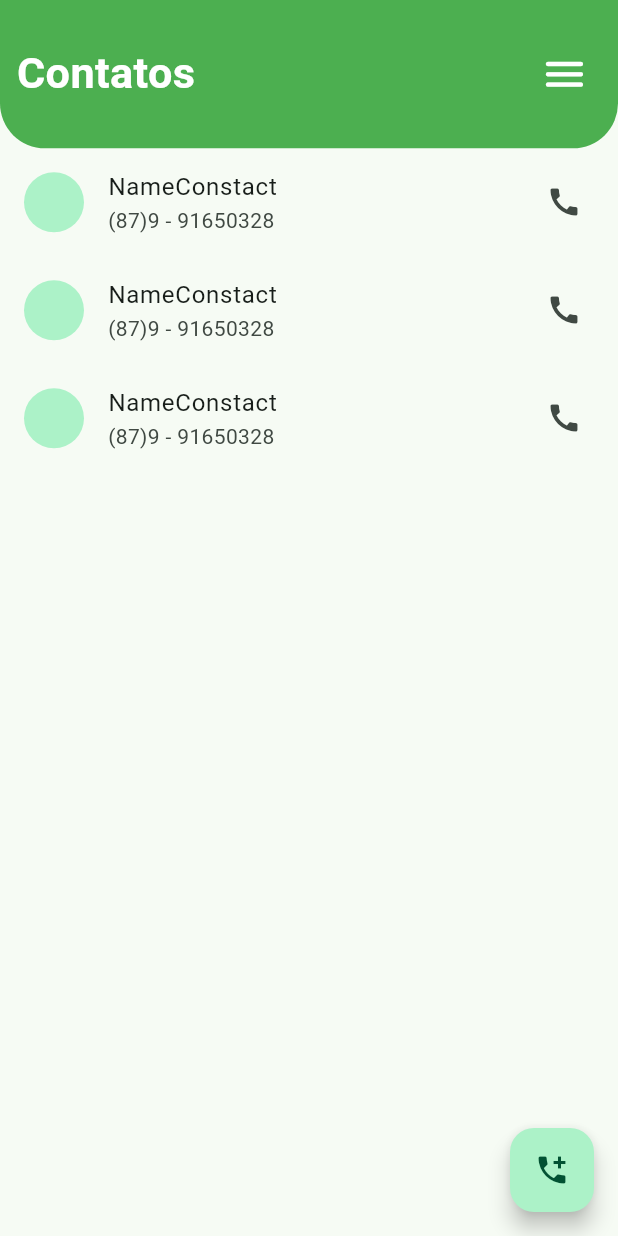
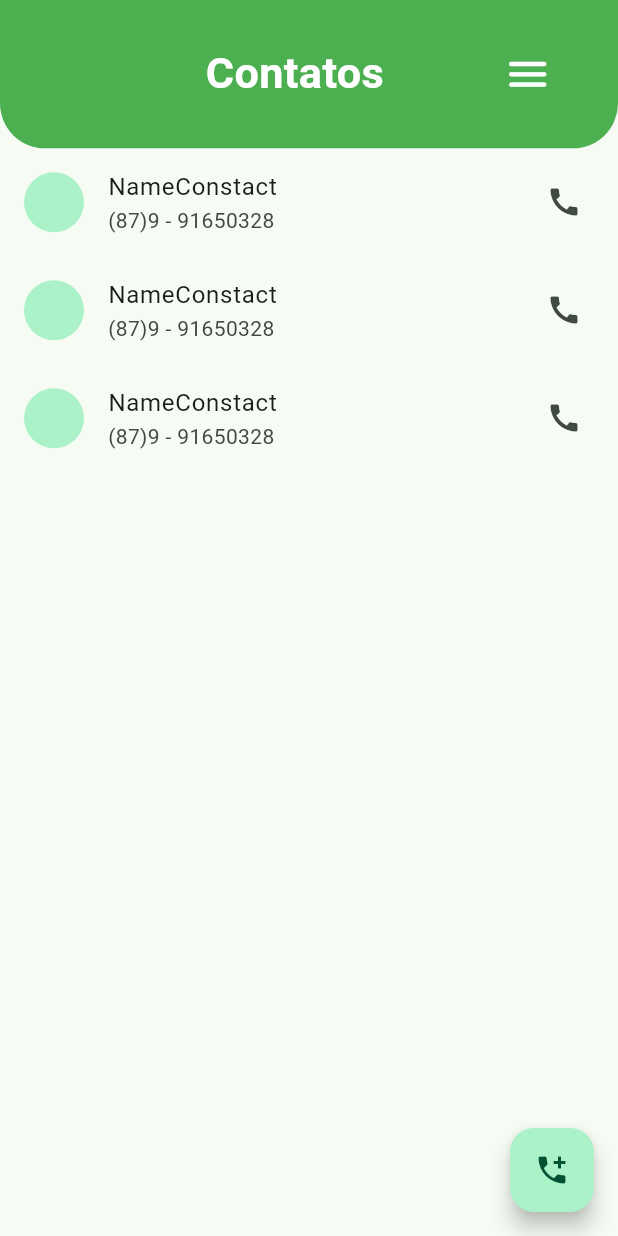
Before and after one commit to JoseGoncalvess/Contact_List, a Flutter app: the screen it shows after launch, on a phone screen of 412 x 824 dp. Run offline on Flutter 3.47's test engine with Material 2 defaults, Android fonts, the phone set to English and light mode, and no system bars; our stand-ins replace shared_preferences.

Commit message:
Cereated page new contatct

```diff
--- a/lib/main.dart
+++ b/lib/main.dart
@@ -1,7 +1,7 @@
 import 'package:contact_list/screens/home_page.dart';
 import 'package:flutter/material.dart';
 
-import 'controllers/helper/share_prefs.dart';
+import 'controllers/share_prefs.dart';
 
 void main() {
   WidgetsFlutterBinding.ensureInitialized();
--- a/lib/screens/home_page.dart
+++ b/lib/screens/home_page.dart
@@ -32,11 +32,13 @@
                 ),
               ),
               child: Row(
-                mainAxisAlignment: MainAxisAlignment.spaceEvenly,
+                mainAxisAlignment: MainAxisAlignment.spaceAround,
                 crossAxisAlignment: CrossAxisAlignment.center,
                 children: [
+                  SizedBox(
+                    width: 30,
+                  ),
                   Container(
-                    width: width * 0.8,
                     child: Text(
                       textAlign: TextAlign.left,
                       "Contatos",
```
Also changed, not shown: lib/controllers/helper/share_prefs.dart (deleted, +0 -11 lines), lib/controllers/share_prefs.dart (added, +24 -0 lines), lib/screens/new_contatact/new_contact.dart (+31 -2 lines).
